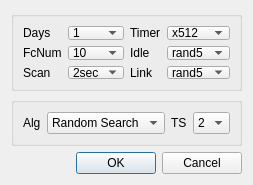
Qt form ItshfSim/link/linkdlg.ui (lzhengp1986/AutoTechSim) before a commit.
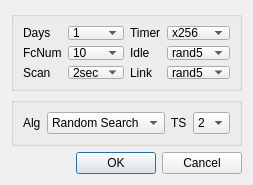
The same form after that commit.

```diff
--- a/ItshfSim/link/linkdlg.ui
+++ b/ItshfSim/link/linkdlg.ui
@@ -89,7 +89,7 @@
        <widget class="QComboBox" name="tmrSpeed">
         <item>
          <property name="text">
-          <string>x512</string>
+          <string>x256</string>
          </property>
         </item>
         <item>
```
